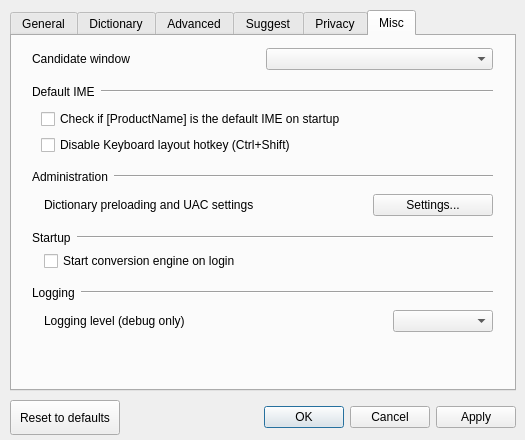
First picture: the form in src/gui/config_dialog/config_dialog.ui, repository marinaMoji/marinaMozc, before the edit.
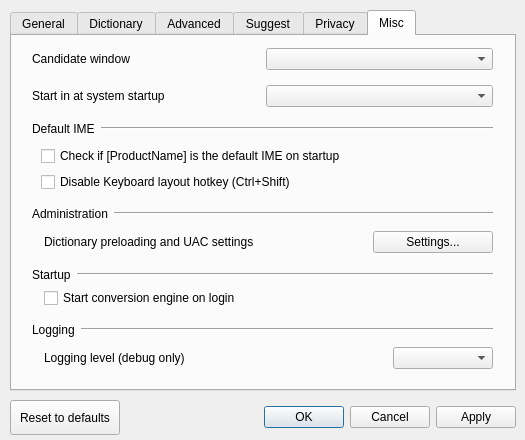
Second picture: the form after the edit. The open tabs and pages were chosen to show the change. Custom widgets are drawn as their Qt base class.

Commit message: Added shin/kyu startup option

```diff
--- a/src/gui/config_dialog/config_dialog.ui
+++ b/src/gui/config_dialog/config_dialog.ui
@@ -1327,6 +1327,59 @@
          </layout>
         </widget>
        </item>
+       <item>
+        <widget class="QWidget" name="miscStartKanjiModeWidget" native="true">
+         <property name="sizePolicy">
+          <sizepolicy hsizetype="Preferred" vsizetype="Fixed">
+           <horstretch>0</horstretch>
+           <verstretch>0</verstretch>
+          </sizepolicy>
+         </property>
+         <layout class="QVBoxLayout" name="verticalLayout_start_kanji">
+          <property name="spacing">
+           <number>10</number>
+          </property>
+          <property name="leftMargin">
+           <number>0</number>
+          </property>
+          <property name="topMargin">
+           <number>0</number>
+          </property>
+          <property name="rightMargin">
+           <number>5</number>
+          </property>
+          <property name="bottomMargin">
+           <number>0</number>
+          </property>
+          <item>
+           <widget class="QWidget" name="widget_start_kanji" native="true">
+            <layout class="QHBoxLayout" name="horizontalLayout_start_kanji">
+             <property name="margin">
+              <number>0</number>
+             </property>
+             <item>
+              <widget class="QLabel" name="startKanjiModeLabel">
+               <property name="text">
+                <string>Start in at system startup</string>
+               </property>
+              </widget>
+             </item>
+             <item>
+              <widget class="QComboBox" name="startKanjiModeComboBox">
+               <property name="minimumSize">
+                <size>
+                 <width>140</width>
+                 <height>0</height>
+                </size>
+               </property>
+              </widget>
+             </item>
+            </layout>
+           </widget>
+          </item>
+         </layout>
+        </widget>
+       </item>
        <item>
         <widget class="QWidget" name="miscDefaultIMEWidget" native="true">
          <property name="sizePolicy">
```
The commit also changes 6 other files.
